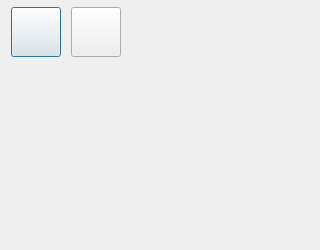
The window that interfaces/Dialog_Video.ui (CactusTribe/PyRobot) describes before a commit, drawn with Qt 5.
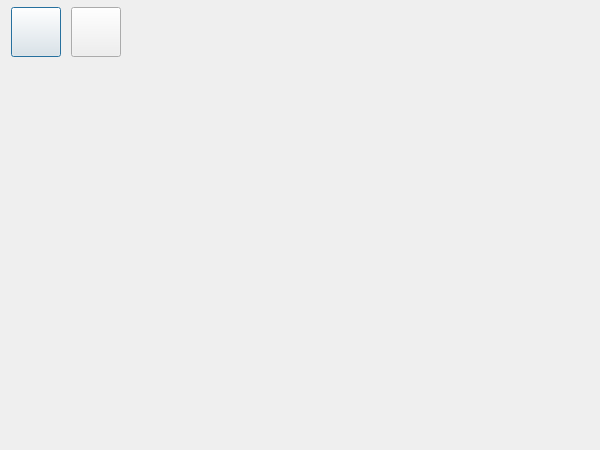
The same window after the commit. Icons and pictures are not drawn.

Commit message: ajout d'un temoin video

Patch:
```diff
--- a/interfaces/Dialog_Video.ui
+++ b/interfaces/Dialog_Video.ui
@@ -6,10 +6,16 @@
    <rect>
     <x>0</x>
     <y>0</y>
-    <width>320</width>
-    <height>250</height>
+    <width>600</width>
+    <height>450</height>
    </rect>
   </property>
+  <property name="sizePolicy">
+   <sizepolicy hsizetype="Preferred" vsizetype="Preferred">
+    <horstretch>0</horstretch>
+    <verstretch>0</verstretch>
+   </sizepolicy>
+  </property>
   <property name="minimumSize">
    <size>
     <width>320</width>
@@ -116,15 +122,53 @@
        </property>
       </widget>
      </item>
+     <item>
+      <spacer name="horizontalSpacer_2">
+       <property name="orientation">
+        <enum>Qt::Horizontal</enum>
+       </property>
+       <property name="sizeType">
+        <enum>QSizePolicy::Fixed</enum>
+       </property>
+       <property name="sizeHint" stdset="0">
+        <size>
+         <width>20</width>
+         <height>20</height>
+        </size>
+       </property>
+      </spacer>
+     </item>
+     <item>
+      <widget class="QLabel" name="label_captureStatut">
+       <property name="maximumSize">
+        <size>
+         <width>20</width>
+         <height>20</height>
+        </size>
+       </property>
+       <property name="text">
+        <string/>
+       </property>
+       <property name="pixmap">
+        <pixmap resource="../resources.qrc">:/resources/img/resources/img/round_button_off.png</pixmap>
+       </property>
+       <property name="scaledContents">
+        <bool>true</bool>
+       </property>
+      </widget>
+     </item>
      <item>
       <spacer name="horizontalSpacer">
        <property name="orientation">
         <enum>Qt::Horizontal</enum>
        </property>
+       <property name="sizeType">
+        <enum>QSizePolicy::Expanding</enum>
+       </property>
        <property name="sizeHint" stdset="0">
         <size>
-         <width>40</width>
-         <height>20</height>
+         <width>5</width>
+         <height>5</height>
         </size>
        </property>
       </spacer>
```
Left out of the diff: 6 changed lines with no effect on the pictures. The commit also changes 11 other files.
